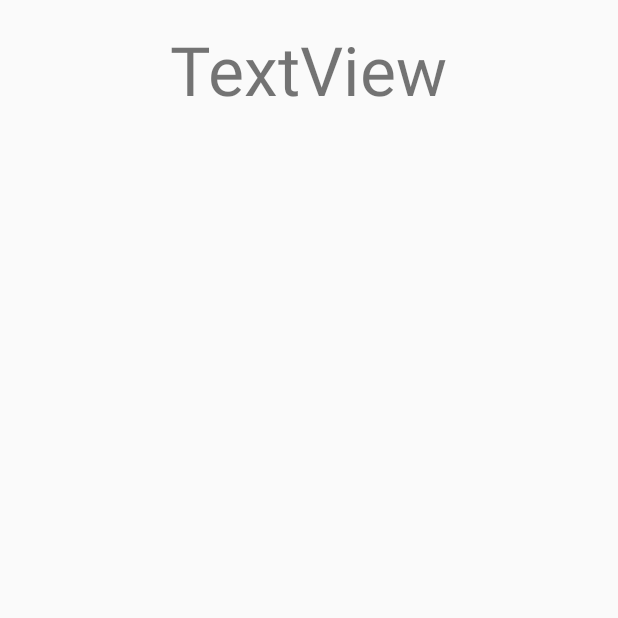
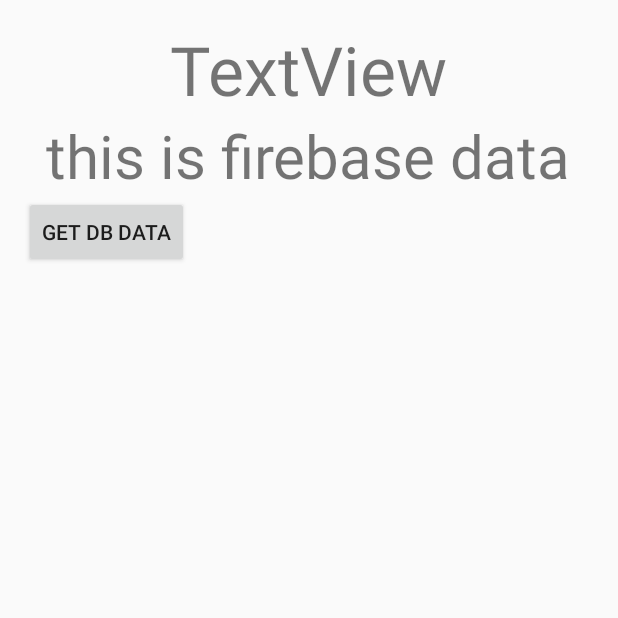
Before and after one commit to gpin0524/ZenboSDK_musicbuddy, an Android app: the screen it shows after launch (MainActivity), on a phone screen of 412 x 824 dp, the top half of it. Run offline under Robolectric (Android 15) with nearby library versions, the phone set to English and light mode, and no system bars; our stand-ins replace Firebase (no records; nobody signed in at launch, a user with empty details on screens opened directly); libraries missing offline, so code that uses them is left out: com.asus.robotframework; 4 statements that could not run were skipped.

```diff
--- a/MusicBuddy/build.gradle
+++ b/MusicBuddy/build.gradle
@@ -1,4 +1,5 @@
 apply plugin: 'com.android.application'
+apply plugin: 'com.google.gms.google-services'
 
 android {
     compileSdkVersion 26
@@ -21,8 +22,12 @@ android {
 
 dependencies {
     implementation fileTree(include: ['*.jar'], dir: 'libs')
+    implementation 'com.google.firebase:firebase-firestore:17.1.0'
     testImplementation 'junit:junit:4.12'
     implementation 'com.android.support:appcompat-v7:26.1.0'
     implementation project(':RobotActivityLibrary')
+    configurations {
+        all*.exclude group: 'com.google.code.gson'
+    }
 
 }
--- a/MusicBuddy/src/main/java/com/robot/asus/MusicBuddy/MainActivity.java
+++ b/MusicBuddy/src/main/java/com/robot/asus/MusicBuddy/MainActivity.java
@@ -1,13 +1,24 @@
 package com.robot.asus.MusicBuddy;
 
 import android.annotation.SuppressLint;
+import android.content.DialogInterface;
 import android.os.Bundle;
+import android.support.annotation.NonNull;
 import android.util.Log;
+import android.view.View;
+import android.widget.Button;
 import android.widget.TextView;
 
 import com.asus.robotframework.API.RobotCallback;
 import com.asus.robotframework.API.RobotCmdState;
 import com.asus.robotframework.API.RobotErrorCode;
+import com.google.android.gms.tasks.OnCompleteListener;
+import com.google.android.gms.tasks.Task;
+import com.google.firebase.firestore.DocumentReference;
+import com.google.firebase.firestore.DocumentSnapshot;
+import com.google.firebase.firestore.FirebaseFirestore;
+import com.google.firebase.firestore.QueryDocumentSnapshot;
+import com.google.firebase.firestore.QuerySnapshot;
 import com.robot.asus.robotactivity.RobotActivity;
 import com.asus.robotframework.API.SpeakConfig;
 import com.asus.robotframework.API.RobotFace;
@@ -20,14 +31,61 @@ public class MainActivity extends RobotActivity {
     public final static String DOMAIN = "DF0AAD95A4FB4C1480B7019B3EAE5FA6";
 
     private static TextView mTextView;
+    private static TextView fbTextView;
+    private static Button getData;
+
+    private String getRobotSituation;
+
+
+    private String situationListId;
+    private String userId;
+
+    FirebaseFirestore db = FirebaseFirestore.getInstance();
 
     @Override
     protected void onCreate(Bundle savedInstanceState) {
         super.onCreate(savedInstanceState);
         setContentView(R.layout.activity_main);
+        mTextView = findViewById(R.id.textView);
 
-        mTextView = findViewById(R.id.textView);
+         //顯示資料要用的按鈕以及文字框
+        fbTextView = findViewById(R.id.fireBase_textView);
+        getData = findViewById(R.id.button);
+
+
+
+
+
     }
+
+
+    // db 同異步問題
+    public interface situationListIdCallback {
+        void onCallback(String situationListId);
+    }
+
+    private void getSituationListId(final String userId,final String situation, final situationListIdCallback callback){
+
+        DocumentReference docRef = db.collection("users").document("UC62jJylosDspoHKz1wL0PdA");
+        docRef.get().addOnCompleteListener(new OnCompleteListener<DocumentSnapshot>() {
+            @Override
+            public void onComplete(@NonNull Task<DocumentSnapshot> task) {
+                if (task.isSuccessful()) {
+                    DocumentSnapshot document = task.getResult();
+                    if (document.exists()) {
+                        situationListId = document.getData().get(situation).toString();
+                        Log.d(TAG, "DocumentSnapshot data: " + situationListId);
+                    } else {
+                        Log.d(TAG, "No such document");
+                    }
+                    callback.onCallback(situationListId);
+                } else {
+                    Log.d(TAG, "get failed with ", task.getException());
+                }
+            }
+        });
+    }
+
 
     @Override
     protected void onResume() {
@@ -41,6 +99,8 @@ public class MainActivity extends RobotActivity {
 
         // listen user utterance
         robotAPI.robot.speakAndListen("歡迎使用Music Buddy，請問你要在什麼狀態下聽音樂呢？", new SpeakConfig().timeout(20));
+
+
     }
 
     @Override
@@ -115,6 +175,7 @@ public class MainActivity extends RobotActivity {
 
                 if(SluResultSituation!= null) {
                     mTextView.setText("使用者狀態 " + SluResultSituation);
+                   // getSituationListId(
                 }
             }
         }
--- a/MusicBuddy/src/main/res/layout/activity_main.xml
+++ b/MusicBuddy/src/main/res/layout/activity_main.xml
@@ -19,4 +19,23 @@
         android:textSize = "45dp"
         android:layout_centerHorizontal="true"
         />
+
+    <TextView
+        android:id="@+id/fireBase_textView"
+        android:layout_width="wrap_content"
+        android:layout_height="wrap_content"
+        android:text="this is firebase data"
+        android:layout_below="@+id/textView"
+        android:textSize = "40dp"
+        android:layout_centerHorizontal="true"
+        />
+
+    <Button
+        android:id="@+id/button"
+        android:layout_width="wrap_content"
+        android:layout_height="wrap_content"
+        android:text="GET DB DATA"
+        android:layout_below="@+id/fireBase_textView"/>
+
+
 </RelativeLayout>
```
Also changed, not shown: 298 other files.
